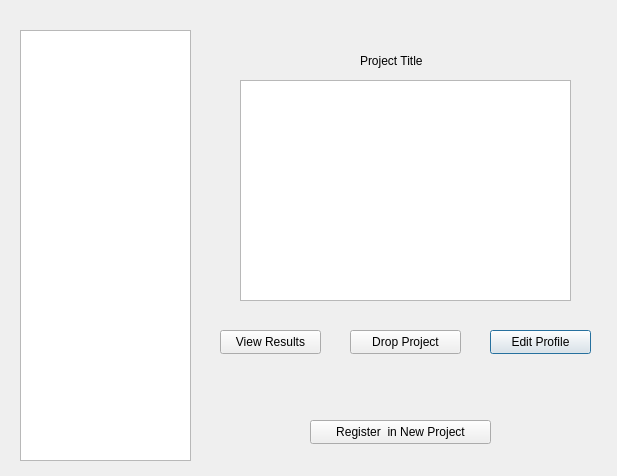
Before: the Qt Designer form studentmanageprojectview.ui in abhinavthukral28/stuPID, drawn with Qt 5.
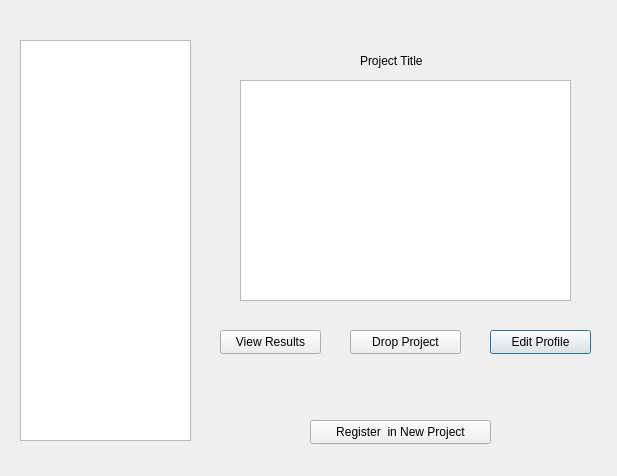
After: the same form once the commit is applied.

Diff of the .ui file:
```diff
--- a/studentmanageprojectview.ui
+++ b/studentmanageprojectview.ui
@@ -17,9 +17,9 @@
    <property name="geometry">
     <rect>
      <x>20</x>
-     <y>30</y>
+     <y>40</y>
      <width>171</width>
-     <height>431</height>
+     <height>401</height>
     </rect>
    </property>
   </widget>
```
Left out of the diff: 2 changed lines with no effect on the pictures.
